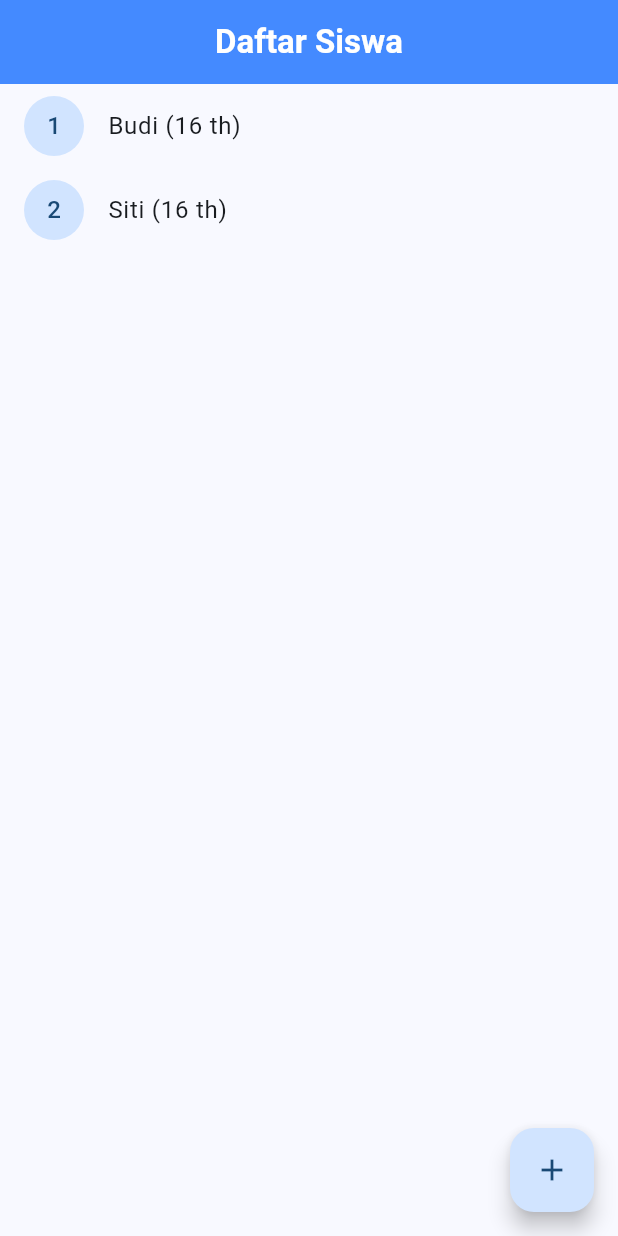
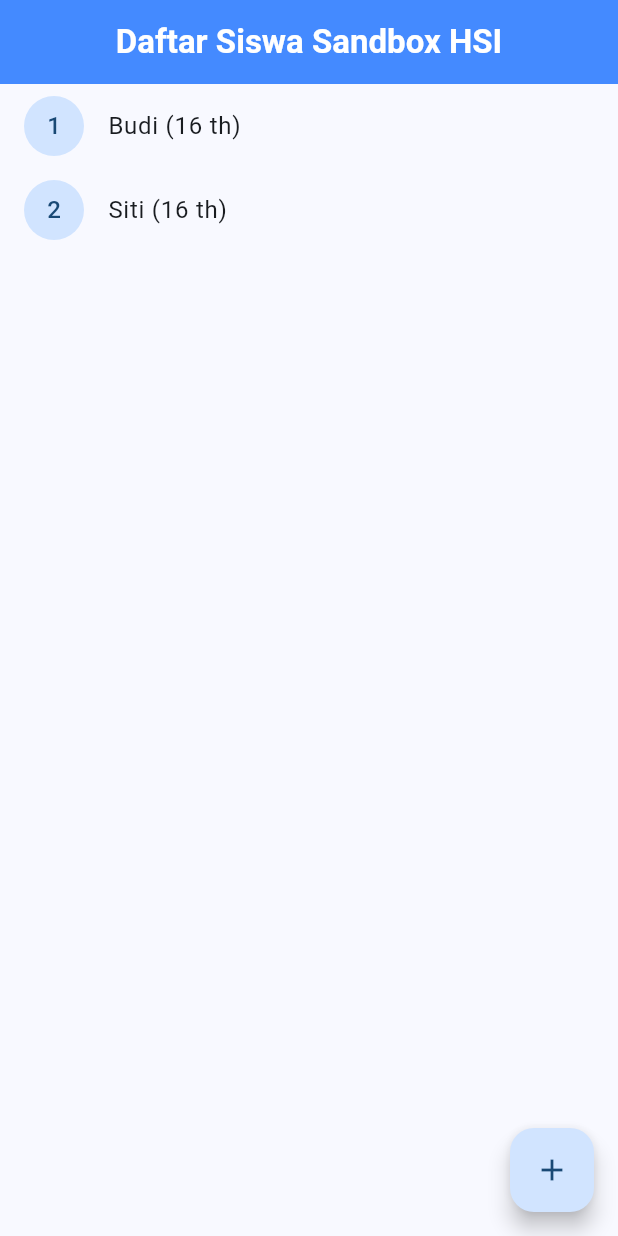
Before and after one commit to d0N1T3L0/sandboxhsi_submission_5, a Flutter app: the screen it shows after launch, on a phone screen of 412 x 824 dp. Run offline on Flutter 3.47's test engine with Material 3 defaults, Android fonts, the phone set to English and light mode, and no system bars; our stand-ins replace flutter_spinbox.

Commit message:
rubah home title

```diff
--- a/lib/pages/home.dart
+++ b/lib/pages/home.dart
@@ -76,7 +76,7 @@ class _HomePageState extends State<HomePage> {
     return Scaffold(
       appBar: AppBar(
         title: const Text(
-          'Daftar Siswa',
+          'Daftar Siswa Sandbox HSI',
           style: TextStyle(
             fontWeight: FontWeight.bold,
             color: Colors.white
```
